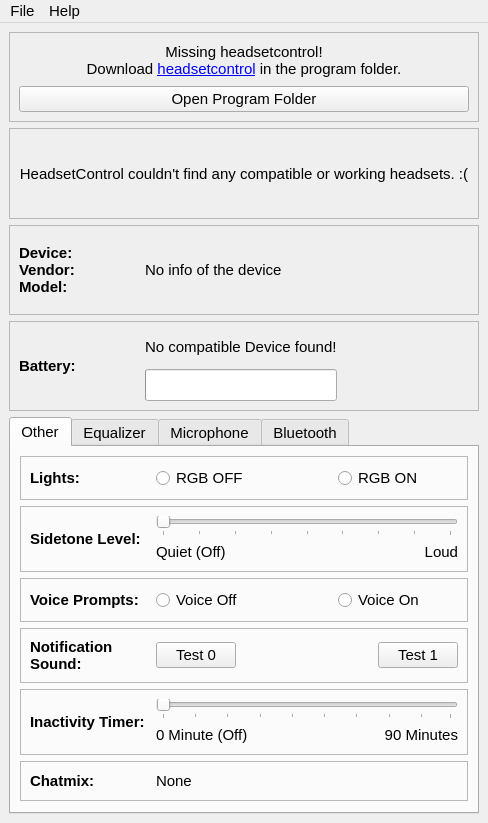
Before: the Qt Designer form src/UI/mainwindow.ui in LeoKlaus/HeadsetControl-GUI, drawn with Qt 5.
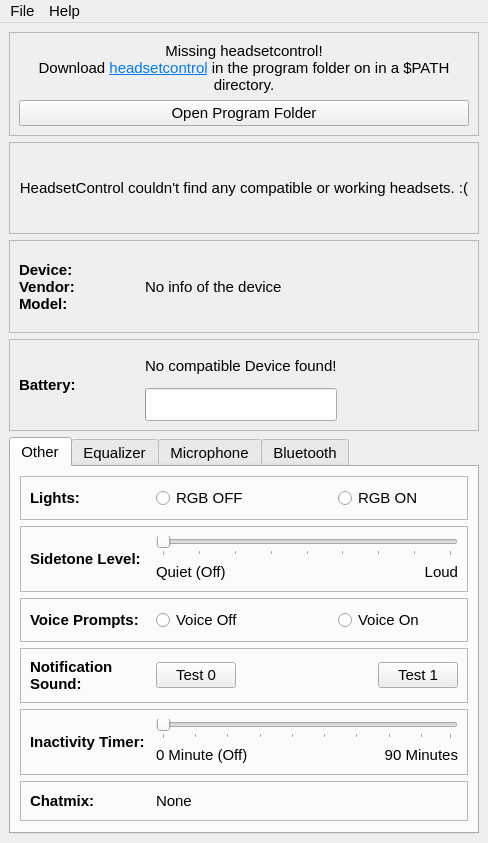
After: the same form once the commit is applied. Icons and pictures are not drawn.

Commit message: Updated som ui + translations

Diff of the .ui file:
```diff
--- a/src/UI/mainwindow.ui
+++ b/src/UI/mainwindow.ui
@@ -7,7 +7,7 @@
     <x>0</x>
     <y>0</y>
     <width>488</width>
-    <height>823</height>
+    <height>843</height>
    </rect>
   </property>
   <property name="sizePolicy">
@@ -71,7 +71,7 @@
           <enum>Qt::LayoutDirection::LeftToRight</enum>
          </property>
          <property name="text">
-          <string>Missing headsetcontrol!&lt;br/&gt;Download &lt;a href=&quot;https://github.com/Sapd/HeadsetControl/releases/latest&quot;&gt;headsetcontrol&lt;/a&gt; in the program folder.</string>
+          <string>&lt;html&gt;&lt;head/&gt;&lt;body&gt;&lt;p&gt;Missing headsetcontrol!&lt;br/&gt;Download &lt;a href=&quot;https://github.com/Sapd/HeadsetControl/releases/latest&quot;&gt;&lt;span style=&quot; text-decoration: underline; color:#007af4;&quot;&gt;headsetcontrol&lt;/span&gt;&lt;/a&gt; in the program folder on in a $PATH directory.&lt;/p&gt;&lt;/body&gt;&lt;/html&gt;</string>
          </property>
          <property name="textFormat">
           <enum>Qt::TextFormat::AutoText</enum>
```
The commit also changes 2 other files.
